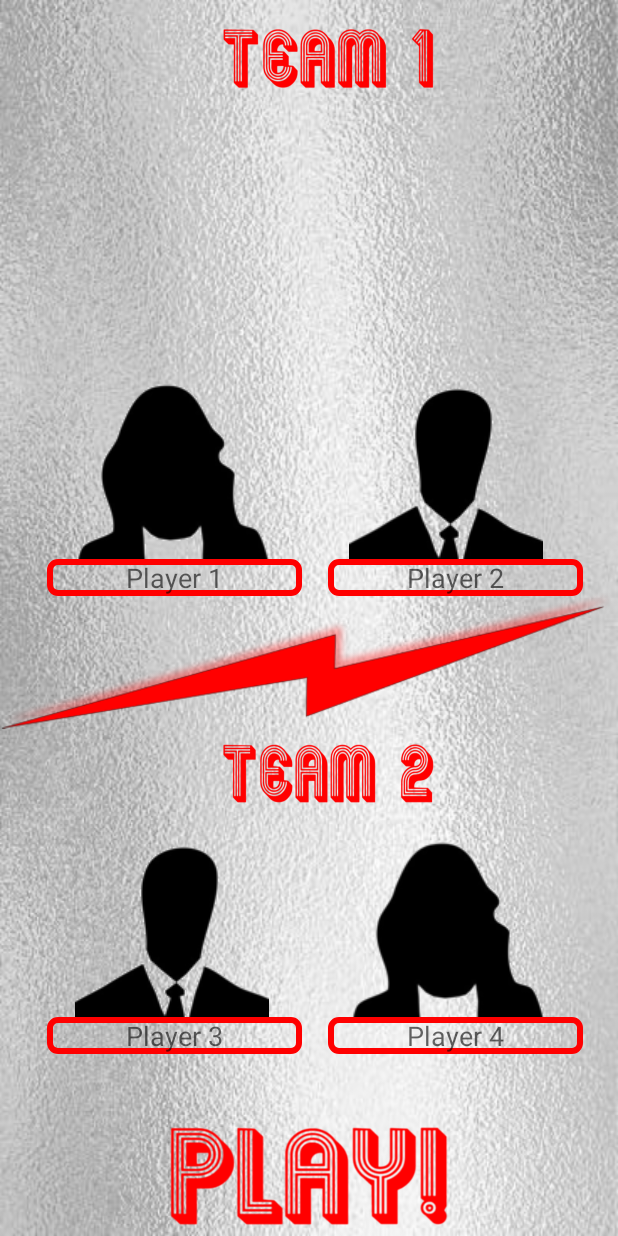
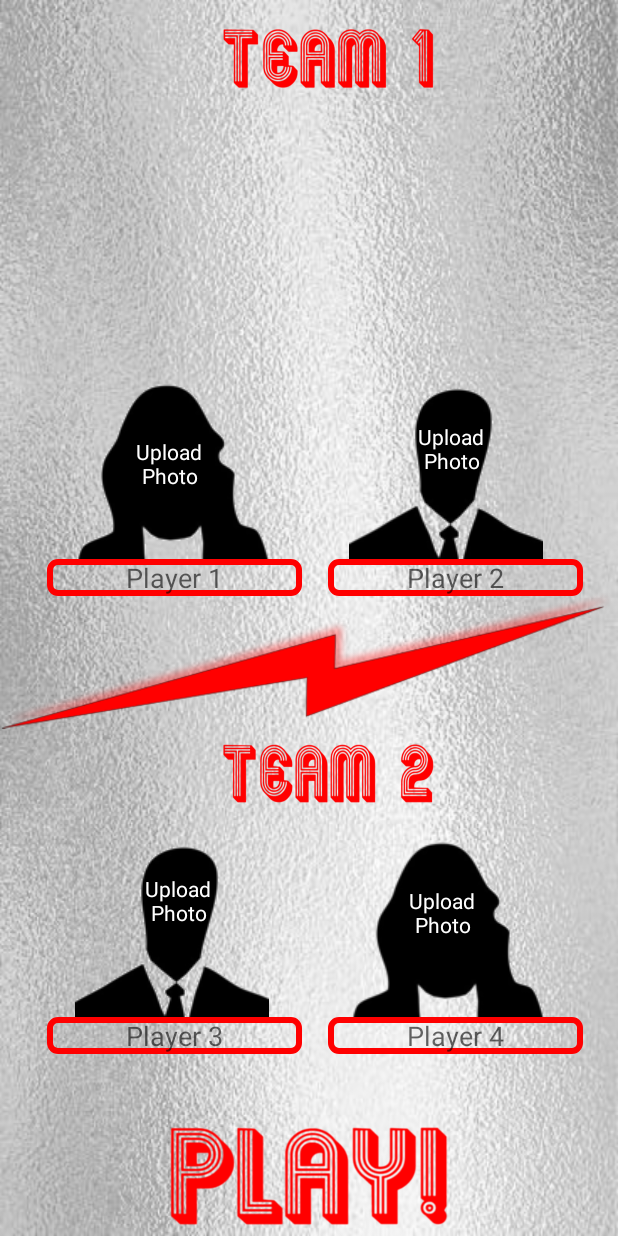
Before and after one commit to jokLiu/SnookerScoreTracker, an Android app: the Input4PlayersNamesActivity screen opened directly, with no data from a screen before it, on a phone screen of 412 x 824 dp. Run offline under Robolectric (Android 15) with nearby library versions, the phone set to English and light mode, and no system bars.

Commit message:
upload photo textview configured

```diff
--- a/app/src/main/java/com/example/jokubas/snookertracker_1601768/Input2PlayersNamesActivity.java
+++ b/app/src/main/java/com/example/jokubas/snookertracker_1601768/Input2PlayersNamesActivity.java
@@ -93,9 +93,11 @@ public class Input2PlayersNamesActivity extends AppCompatActivity {
                 switch (id) {
                     case R.id.imagep1t2:
                         p1Image = bitmap;
+                        findViewById(R.id.textView2).setVisibility(View.INVISIBLE);
                         break;
                     case R.id.imagep2t2:
                         p2Image = bitmap;
+                        findViewById(R.id.textView).setVisibility(View.INVISIBLE);
                         break;
                 }
             } catch (FileNotFoundException e) {
--- a/app/src/main/java/com/example/jokubas/snookertracker_1601768/Input4PlayersNamesActivity.java
+++ b/app/src/main/java/com/example/jokubas/snookertracker_1601768/Input4PlayersNamesActivity.java
@@ -107,15 +107,19 @@ public class Input4PlayersNamesActivity extends AppCompatActivity {
                 switch (id) {
                     case R.id.imagep1t1:
                         p1T1Image = bitmap;
+                        findViewById(R.id.upload).setVisibility(View.INVISIBLE);
                         break;
                     case R.id.imagep2t1:
                         p2T1Image = bitmap;
+                        findViewById(R.id.upload2).setVisibility(View.INVISIBLE);
                         break;
                     case R.id.imagep1t2:
                         p1T2Image = bitmap;
+                        findViewById(R.id.upload3).setVisibility(View.INVISIBLE);
                         break;
                     case R.id.imagep2t2:
                         p2T2Image = bitmap;
+                        findViewById(R.id.upload4).setVisibility(View.INVISIBLE);
                         break;
                 }
             } catch (FileNotFoundException e) {
--- a/app/src/main/res/layout/activity_input4_players_names.xml
+++ b/app/src/main/res/layout/activity_input4_players_names.xml
@@ -143,5 +143,56 @@
         android:scaleType="fitXY"
         app:srcCompat="@drawable/team1" />
 
+    <TextView
+        android:id="@+id/upload"
+        android:layout_width="50dp"
+        android:layout_height="wrap_content"
+        android:layout_alignTop="@+id/imagep1t1"
+        android:layout_marginEnd="6dp"
+        android:layout_marginTop="42dp"
+        android:layout_toStartOf="@+id/imageView11"
+        android:background="@null"
+        android:gravity="center_horizontal"
+        android:text="Upload Photo" />
+
+    <TextView
+        android:id="@+id/upload2"
+        android:layout_width="50dp"
+        android:layout_height="wrap_content"
+        android:layout_alignBottom="@+id/upload"
+        android:layout_alignEnd="@+id/imagep2t1"
+        android:layout_marginBottom="10dp"
+        android:layout_marginEnd="36dp"
+        android:background="@null"
+        android:gravity="center_horizontal"
+        android:text="Upload Photo" />
+
+    <TextView
+        android:id="@+id/upload3"
+        android:layout_width="50dp"
+        android:layout_height="wrap_content"
+        android:layout_below="@+id/imageView2"
+        android:layout_marginTop="28dp"
+        android:layout_toStartOf="@+id/imageView10"
+        android:background="@null"
+        android:gravity="center_horizontal"
+        android:text="Upload Photo" />
+
+    <TextView
+        android:id="@+id/upload4"
+        android:layout_width="50dp"
+        android:layout_height="wrap_content"
+        android:layout_alignEnd="@+id/upload2"
+        android:layout_alignTop="@+id/upload3"
+        android:layout_marginEnd="6dp"
+        android:layout_marginTop="8dp"
+        android:background="@null"
+        android:gravity="center_horizontal"
+        android:text="Upload Photo" />
+
+
+
+
+
 
 </RelativeLayout>
```
Also changed, not shown: app/src/main/res/layout/activity_input2_players_names.xml (+26 -0 lines), app/src/main/res/drawable/upload.png (added).
